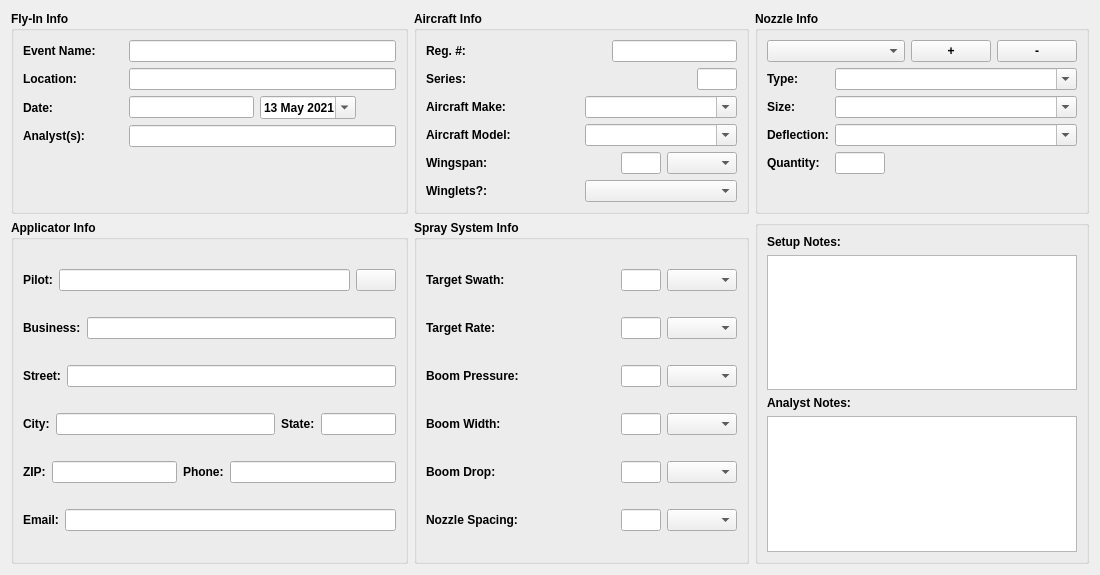
gill14/AccuPatt, file resources/seriesInfo.ui: the form before one commit.
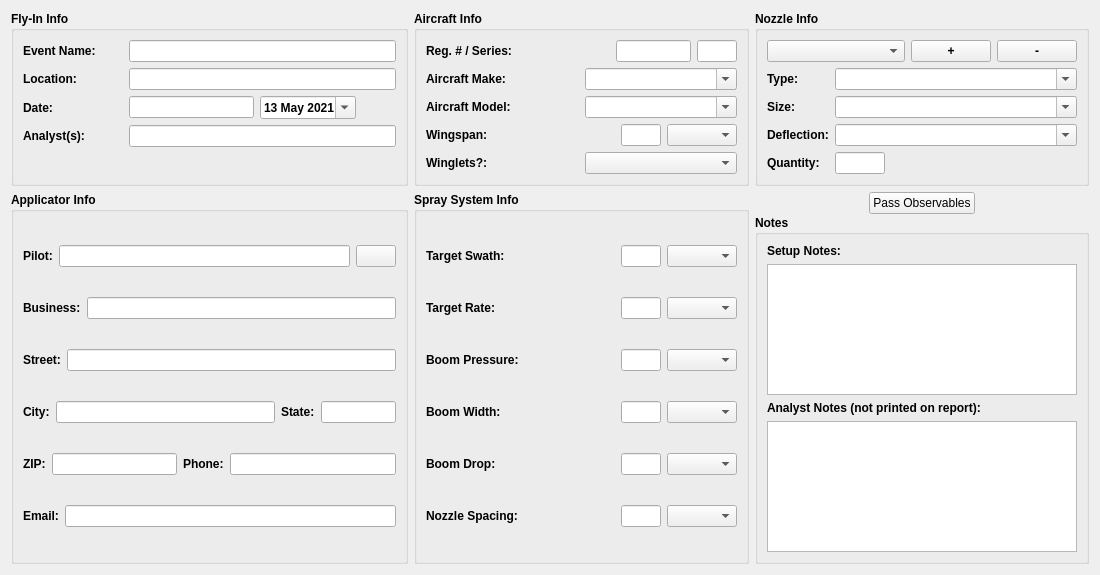
The form after the commit. Icons and pictures are not drawn.

Commit message: pass_obs button, invert passManager table

```diff
--- a/resources/seriesInfo.ui
+++ b/resources/seriesInfo.ui
@@ -19,7 +19,7 @@
   <property name="windowTitle">
    <string>Form</string>
   </property>
-  <layout class="QVBoxLayout" name="verticalLayout_7">
+  <layout class="QVBoxLayout" name="verticalLayout_10">
    <item>
     <layout class="QGridLayout" name="gridLayout">
      <item row="0" column="1">
@@ -39,7 +39,7 @@
           <item>
            <widget class="QLabel" name="label_29">
             <property name="text">
-             <string>Reg. #: </string>
+             <string>Reg. # / Series: </string>
             </property>
            </widget>
           </item>
@@ -47,29 +47,9 @@
            <widget class="QLineEdit" name="lineEditRegNum">
             <property name="maximumSize">
              <size>
-              <width>125</width>
+              <width>75</width>
               <height>16777215</height>
              </size>
-            </property>
-           </widget>
-          </item>
-         </layout>
-        </item>
-        <item>
-         <layout class="QHBoxLayout" name="horizontalLayout_26">
-          <item>
-           <widget class="QLabel" name="label_30">
-            <property name="minimumSize">
-             <size>
-              <width>150</width>
-              <height>0</height>
-             </size>
-            </property>
-            <property name="text">
-             <string>Series:</string>
-            </property>
-            <property name="alignment">
-             <set>Qt::AlignLeading|Qt::AlignLeft|Qt::AlignVCenter</set>
             </property>
            </widget>
           </item>
@@ -1158,6 +1138,48 @@
       </widget>
      </item>
      <item row="1" column="2">
+      <layout class="QVBoxLayout" name="verticalLayout_7">
+       <property name="spacing">
+        <number>1</number>
+       </property>
+       <item>
+        <layout class="QHBoxLayout" name="horizontalLayout_20">
+         <item>
+          <spacer name="horizontalSpacer">
+           <property name="orientation">
+            <enum>Qt::Horizontal</enum>
+           </property>
+           <property name="sizeHint" stdset="0">
+            <size>
+             <width>40</width>
+             <height>20</height>
+            </size>
+           </property>
+          </spacer>
+         </item>
+         <item>
+          <widget class="QPushButton" name="buttonPassObservables">
+           <property name="text">
+            <string>Pass Observables</string>
+           </property>
+          </widget>
+         </item>
+         <item>
+          <spacer name="horizontalSpacer_2">
+           <property name="orientation">
+            <enum>Qt::Horizontal</enum>
+           </property>
+           <property name="sizeHint" stdset="0">
+            <size>
+             <width>40</width>
+             <height>20</height>
+            </size>
+           </property>
+          </spacer>
+         </item>
+        </layout>
+       </item>
+       <item>
       <widget class="QGroupBox" name="groupBox">
        <property name="font">
         <font>
@@ -1165,6 +1187,9 @@
          <bold>true</bold>
         </font>
        </property>
+         <property name="title">
+          <string>Notes</string>
+         </property>
        <layout class="QVBoxLayout" name="verticalLayout_6">
         <item>
          <layout class="QVBoxLayout" name="verticalLayout_9">
@@ -1186,7 +1211,7 @@
             <item>
              <widget class="QLabel" name="label_28">
               <property name="text">
-               <string>Analyst Notes: </string>
+                 <string>Analyst Notes (not printed on report): </string>
               </property>
               <property name="alignment">
                <set>Qt::AlignLeading|Qt::AlignLeft|Qt::AlignTop</set>
@@ -1205,6 +1230,8 @@
      </item>
     </layout>
    </item>
+    </layout>
+   </item>
    <item>
     <spacer name="verticalSpacer">
      <property name="orientation">
```
Left out of the diff: 1 changed line with no effect on the pictures. Lines whose indentation alone changed are shown as unchanged. The commit also changes 4 other files.
